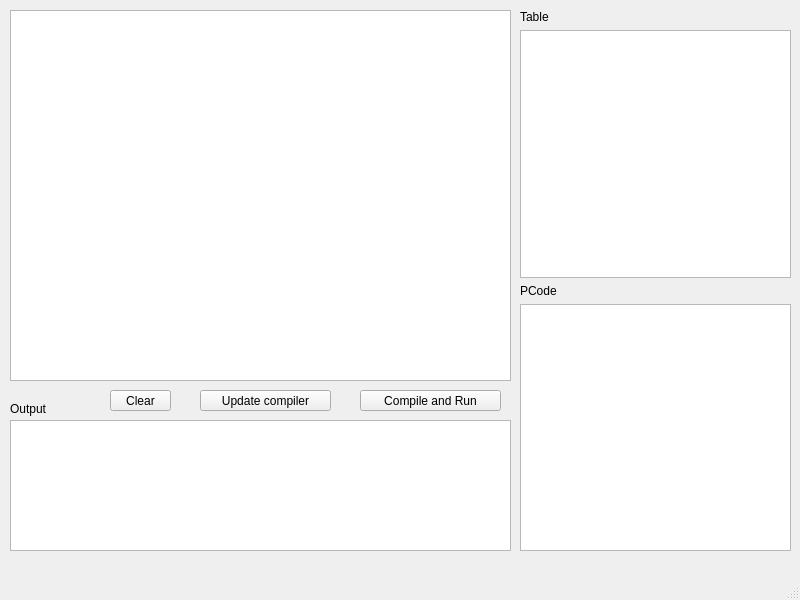
Before: the Qt Designer form MainWindow/mainwindow.ui in Kaisyouu/qt-compiler, drawn with Qt 5.
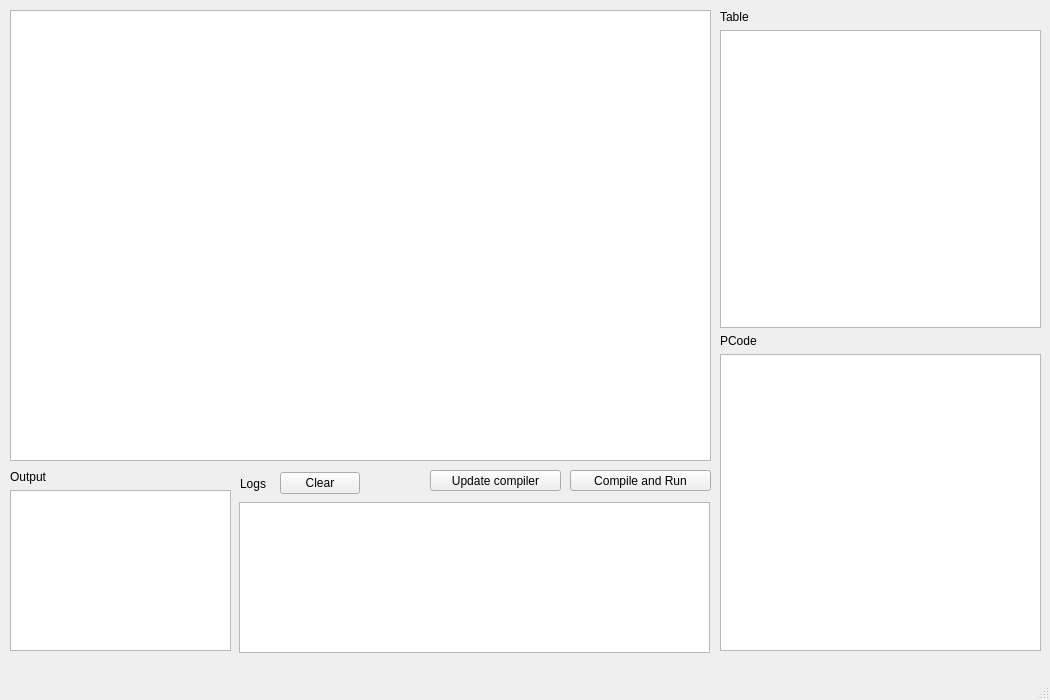
After: the same form once the commit is applied.

The edit to the form file:
```diff
--- a/MainWindow/mainwindow.ui
+++ b/MainWindow/mainwindow.ui
@@ -6,8 +6,8 @@
    <rect>
     <x>0</x>
     <y>0</y>
-    <width>800</width>
-    <height>600</height>
+    <width>1050</width>
+    <height>700</height>
    </rect>
   </property>
   <property name="windowTitle">
@@ -19,8 +19,8 @@
      <rect>
       <x>10</x>
       <y>10</y>
-      <width>501</width>
-      <height>371</height>
+      <width>701</width>
+      <height>451</height>
      </rect>
     </property>
     <property name="readOnly">
@@ -33,31 +33,18 @@
    <widget class="QTextBrowser" name="textBrowser_2">
     <property name="geometry">
      <rect>
-      <x>10</x>
-      <y>420</y>
-      <width>501</width>
-      <height>131</height>
+      <x>239</x>
+      <y>502</y>
+      <width>471</width>
+      <height>151</height>
      </rect>
     </property>
    </widget>
-   <widget class="QLabel" name="label">
-    <property name="geometry">
-     <rect>
-      <x>10</x>
-      <y>400</y>
-      <width>50</width>
-      <height>17</height>
-     </rect>
-    </property>
-    <property name="text">
-     <string>Output</string>
-    </property>
-   </widget>
    <widget class="QPushButton" name="pushButton">
     <property name="geometry">
      <rect>
-      <x>200</x>
-      <y>390</y>
+      <x>430</x>
+      <y>470</y>
       <width>131</width>
       <height>21</height>
      </rect>
@@ -69,8 +56,8 @@
    <widget class="QPushButton" name="pushButton_2">
     <property name="geometry">
      <rect>
-      <x>360</x>
-      <y>390</y>
+      <x>570</x>
+      <y>470</y>
       <width>141</width>
       <height>21</height>
      </rect>
@@ -79,26 +66,13 @@
      <string>Compile and Run</string>
     </property>
    </widget>
-   <widget class="QPushButton" name="pushButton_3">
-    <property name="geometry">
-     <rect>
-      <x>110</x>
-      <y>390</y>
-      <width>61</width>
-      <height>21</height>
-     </rect>
-    </property>
-    <property name="text">
-     <string>Clear</string>
-    </property>
-   </widget>
    <widget class="QWidget" name="">
     <property name="geometry">
      <rect>
-      <x>520</x>
+      <x>720</x>
       <y>10</y>
-      <width>271</width>
-      <height>541</height>
+      <width>321</width>
+      <height>641</height>
      </rect>
     </property>
     <layout class="QVBoxLayout" name="verticalLayout_5">
@@ -132,6 +106,54 @@
      </item>
     </layout>
    </widget>
+   <widget class="QWidget" name="">
+    <property name="geometry">
+     <rect>
+      <x>10</x>
+      <y>470</y>
+      <width>221</width>
+      <height>181</height>
+     </rect>
+    </property>
+    <layout class="QVBoxLayout" name="verticalLayout_6">
+     <item>
+      <widget class="QLabel" name="label_4">
+       <property name="text">
+        <string>Output</string>
+       </property>
+      </widget>
+     </item>
+     <item>
+      <widget class="QTextBrowser" name="textBrowser_4"/>
+     </item>
+    </layout>
+   </widget>
+   <widget class="QWidget" name="">
+    <property name="geometry">
+     <rect>
+      <x>240</x>
+      <y>470</y>
+      <width>120</width>
+      <height>27</height>
+     </rect>
+    </property>
+    <layout class="QHBoxLayout" name="horizontalLayout">
+     <item>
+      <widget class="QLabel" name="label">
+       <property name="text">
+        <string>Logs</string>
+       </property>
+      </widget>
+     </item>
+     <item>
+      <widget class="QPushButton" name="pushButton_3">
+       <property name="text">
+        <string>Clear</string>
+       </property>
+      </widget>
+     </item>
+    </layout>
+   </widget>
   </widget>
   <widget class="QMenuBar" name="menubar">
    <property name="geometry">
```
Left out of the diff: 2 changed lines with no effect on the pictures.
